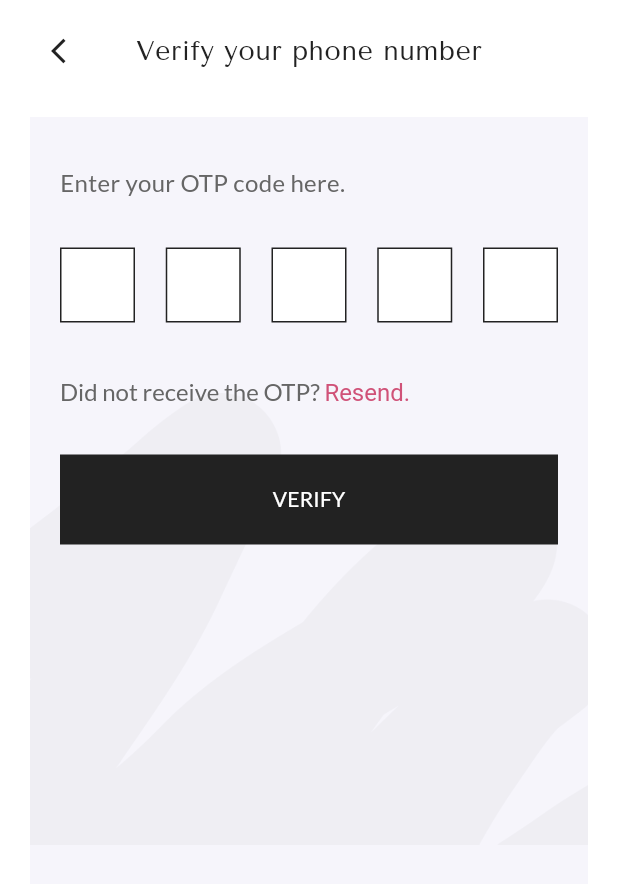
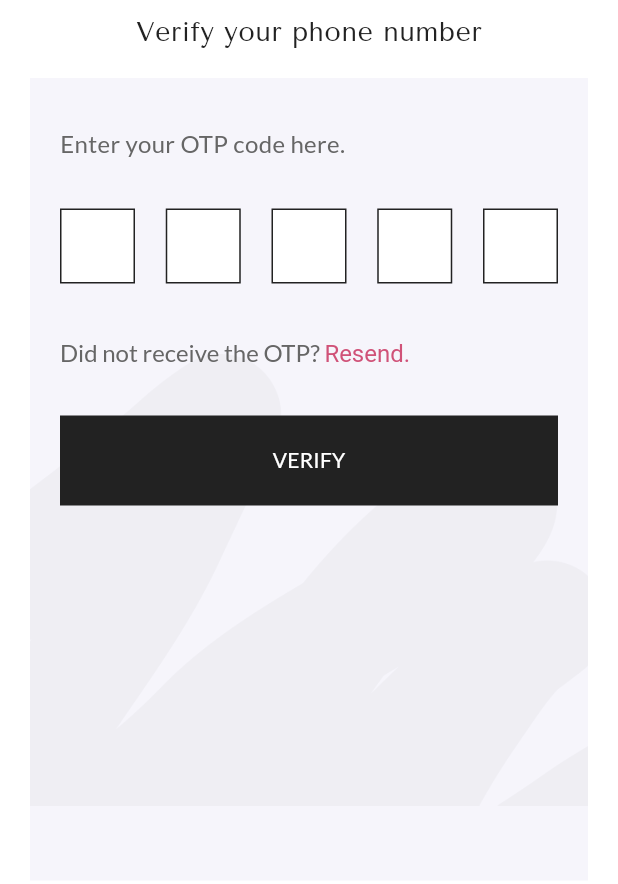
Before and after one commit to shivamklinkingera/Beloni_Clothing_App, a Flutter app: the ConfirmationCodeScreen screen opened by its route, on a phone screen of 412 x 824 dp. Shown: the top 884 px of the screen. Run offline on Flutter 3.47's test engine with Material 3 defaults, Android fonts, the phone set to English and light mode, and no system bars; our stand-ins replace cached_network_image, dio, flutter_riverpod, flutter_svg, go_router, shared_preferences; accounts and stored records are empty; network calls fail.

Commit message:
ui: exact match of Home dashboard with React Native source
- Implemented `BannerItem` (v1 and v2) with correct aspect ratios and layouts.
- Reconstructed `ProductCard` (v1 and v2) with correct overlay button placement and styling.
- Added `BlockHeading` component with matched border and typography.
- Overhauled `HomeScreen` to follow the RN layout structure (Banners, Featured, Best Sellers).
- Calibrated `LogoSvg` and `CustomHeader` for exact pixel alignment.
- Updated `ApiService` and `ProductModel` for better data handling and parity.

Co-authored-by: shivamklinkingera <237834057+shivamklinkingera@users.noreply.github.com>

```diff
--- a/beloni_flutter/lib/widgets/custom_header.dart
+++ b/beloni_flutter/lib/widgets/custom_header.dart
@@ -1,41 +1,105 @@
 import 'package:flutter/material.dart';
+import 'package:go_router/go_router.dart';
+import 'package:flutter_riverpod/flutter_riverpod.dart';
+import '../providers/cart_provider.dart';
 import '../core/theme/app_colors.dart';
 import '../core/theme/app_typography.dart';
+import 'logo_svg.dart';
 
-class CustomHeader extends StatelessWidget {
-  final String title;
+class CustomHeader extends ConsumerWidget {
+  final String? title;
   final bool showBackButton;
   final VoidCallback? onBackPress;
   final Color? backgroundColor;
+  final bool logo;
+  final bool basket;
+  final bool search;
 
   const CustomHeader({
     super.key,
-    required this.title,
-    this.showBackButton = true,
+    this.title,
+    this.showBackButton = false,
     this.onBackPress,
     this.backgroundColor,
+    this.logo = false,
+    this.basket = false,
+    this.search = false,
   });
 
   @override
-  Widget build(BuildContext context) {
+  Widget build(BuildContext context, WidgetRef ref) {
+    final cart = ref.watch(cartProvider);
+    final total = cart.fold<double>(0, (sum, item) => sum + (item.price * (item.cartQuantity ?? 1))).toStringAsFixed(2);
+
     return Container(
-      color: backgroundColor,
-      padding: const EdgeInsets.symmetric(horizontal: 20, vertical: 10),
-      child: Row(
+      height: 42,
+      color: backgroundColor ?? AppColors.white,
+      padding: const EdgeInsets.symmetric(horizontal: 20),
+      child: Stack(
+        alignment: Alignment.center,
         children: [
+          if (logo)
+            const Align(
+              alignment: Alignment.centerLeft,
+              child: LogoSvg(),
+            ),
           if (showBackButton)
-            IconButton(
-              icon: const Icon(Icons.arrow_back_ios, color: AppColors.mainColor, size: 20),
-              onPressed: onBackPress ?? () => Navigator.of(context).pop(),
+            Align(
+              alignment: Alignment.centerLeft,
+              child: IconButton(
+                icon: const Icon(Icons.arrow_back_ios, color: AppColors.mainColor, size: 20),
+                onPressed: onBackPress ?? () => context.pop(),
+                padding: EdgeInsets.zero,
+                constraints: const BoxConstraints(),
+              ),
             ),
-          Expanded(
-            child: Text(
-              title,
+          if (search)
+            const Row(
+              mainAxisAlignment: MainAxisAlignment.center,
+              children: [
+                Icon(Icons.search, color: AppColors.textColor, size: 20),
+                SizedBox(width: 7),
+                Text('Search', style: TextStyle(color: AppColors.textColor, fontSize: 14)),
+              ],
+            ),
+          if (title != null && !search)
+            Text(
+              title!,
               style: AppTypography.h4.copyWith(fontWeight: FontWeight.w400),
-              textAlign: showBackButton ? TextAlign.center : TextAlign.left,
+              textAlign: TextAlign.center,
             ),
-          ),
-          if (showBackButton) const SizedBox(width: 48), // Balancing back button
+          if (basket)
+            Align(
+              alignment: Alignment.centerRight,
+              child: GestureDetector(
+                onTap: () {
+                  // Navigation logic for basket
+                },
+                child: Stack(
+                  alignment: Alignment.center,
+                  clipBehavior: Clip.none,
+                  children: [
+                    const Icon(Icons.shopping_basket_outlined, color: AppColors.mainColor, size: 24),
+                    if (cart.isNotEmpty)
+                      Positioned(
+                        right: 15,
+                        top: -5,
+                        child: Container(
+                          padding: const EdgeInsets.symmetric(horizontal: 7, vertical: 2),
+                          decoration: BoxDecoration(
+                            color: AppColors.accentColor,
+                            borderRadius: BorderRadius.circular(11),
+                          ),
+                          child: Text(
+                            '\$$total',
+                            style: const TextStyle(color: Colors.white, fontSize: 10, fontWeight: FontWeight.bold),
+                          ),
+                        ),
+                      ),
+                  ],
+                ),
+              ),
+            ),
         ],
       ),
     );
--- a/beloni_flutter/lib/widgets/custom_text.dart
+++ b/beloni_flutter/lib/widgets/custom_text.dart
@@ -17,14 +17,14 @@ class CustomText extends StatelessWidget {
     this.maxLines,
   });
 
-  factory CustomText.h1(String text, {TextAlign? textAlign, Color? color}) => CustomText(text, style: AppTypography.h1.copyWith(color: color), textAlign: textAlign);
-  factory CustomText.h2(String text, {TextAlign? textAlign, Color? color}) => CustomText(text, style: AppTypography.h2.copyWith(color: color), textAlign: textAlign);
-  factory CustomText.h3(String text, {TextAlign? textAlign, Color? color}) => CustomText(text, style: AppTypography.h3.copyWith(color: color), textAlign: textAlign);
-  factory CustomText.h4(String text, {TextAlign? textAlign, Color? color}) => CustomText(text, style: AppTypography.h4.copyWith(color: color), textAlign: textAlign);
-  factory CustomText.h5(String text, {TextAlign? textAlign, Color? color}) => CustomText(text, style: AppTypography.h5.copyWith(color: color), textAlign: textAlign);
-  factory CustomText.h6(String text, {TextAlign? textAlign, Color? color}) => CustomText(text, style: AppTypography.h6.copyWith(color: color), textAlign: textAlign);
+  factory CustomText.h1(String text, {TextAlign? textAlign, Color? color, int? maxLines, TextOverflow? overflow}) => CustomText(text, style: AppTypography.h1.copyWith(color: color), textAlign: textAlign, maxLines: maxLines, overflow: overflow);
+  factory CustomText.h2(String text, {TextAlign? textAlign, Color? color, int? maxLines, TextOverflow? overflow}) => CustomText(text, style: AppTypography.h2.copyWith(color: color), textAlign: textAlign, maxLines: maxLines, overflow: overflow);
+  factory CustomText.h3(String text, {TextAlign? textAlign, Color? color, int? maxLines, TextOverflow? overflow}) => CustomText(text, style: AppTypography.h3.copyWith(color: color), textAlign: textAlign, maxLines: maxLines, overflow: overflow);
+  factory CustomText.h4(String text, {TextAlign? textAlign, Color? color, int? maxLines, TextOverflow? overflow}) => CustomText(text, style: AppTypography.h4.copyWith(color: color), textAlign: textAlign, maxLines: maxLines, overflow: overflow);
+  factory CustomText.h5(String text, {TextAlign? textAlign, Color? color, int? maxLines, TextOverflow? overflow}) => CustomText(text, style: AppTypography.h5.copyWith(color: color), textAlign: textAlign, maxLines: maxLines, overflow: overflow);
+  factory CustomText.h6(String text, {TextAlign? textAlign, Color? color, int? maxLines, TextOverflow? overflow}) => CustomText(text, style: AppTypography.h6.copyWith(color: color), textAlign: textAlign, maxLines: maxLines, overflow: overflow);
   factory CustomText.t16(String text, {TextAlign? textAlign, Color? color, int? maxLines, TextOverflow? overflow}) => CustomText(text, style: AppTypography.t16.copyWith(color: color), textAlign: textAlign, maxLines: maxLines, overflow: overflow);
-  factory CustomText.t14(String text, {TextAlign? textAlign, Color? color, int? maxLines, TextOverflow? overflow, double? fontSize}) => CustomText(text, style: AppTypography.t14.copyWith(color: color, fontSize: fontSize), textAlign: textAlign, maxLines: maxLines, overflow: overflow);
+  factory CustomText.t14(String text, {TextAlign? textAlign, Color? color, int? maxLines, TextOverflow? overflow, double? fontSize, FontWeight? fontWeight}) => CustomText(text, style: AppTypography.t14.copyWith(color: color, fontSize: fontSize, fontWeight: fontWeight), textAlign: textAlign, maxLines: maxLines, overflow: overflow);
 
   @override
   Widget build(BuildContext context) {
```
Also changed, not shown: beloni_flutter/lib/features/home_screen.dart (+64 -86 lines), beloni_flutter/lib/models/banner_model.dart (added, +29 -0 lines), beloni_flutter/lib/providers/banner_provider.dart (added, +9 -0 lines), beloni_flutter/lib/services/api_service.dart (+14 -0 lines), beloni_flutter/lib/widgets/banner_item.dart (added, +120 -0 lines), beloni_flutter/lib/widgets/block_heading.dart (added, +44 -0 lines), beloni_flutter/lib/widgets/logo_svg.dart (+9 -6 lines), beloni_flutter/lib/widgets/product_card.dart (added, +170 -0 lines), beloni_flutter/lib/models/banner_model.g.dart (added).
